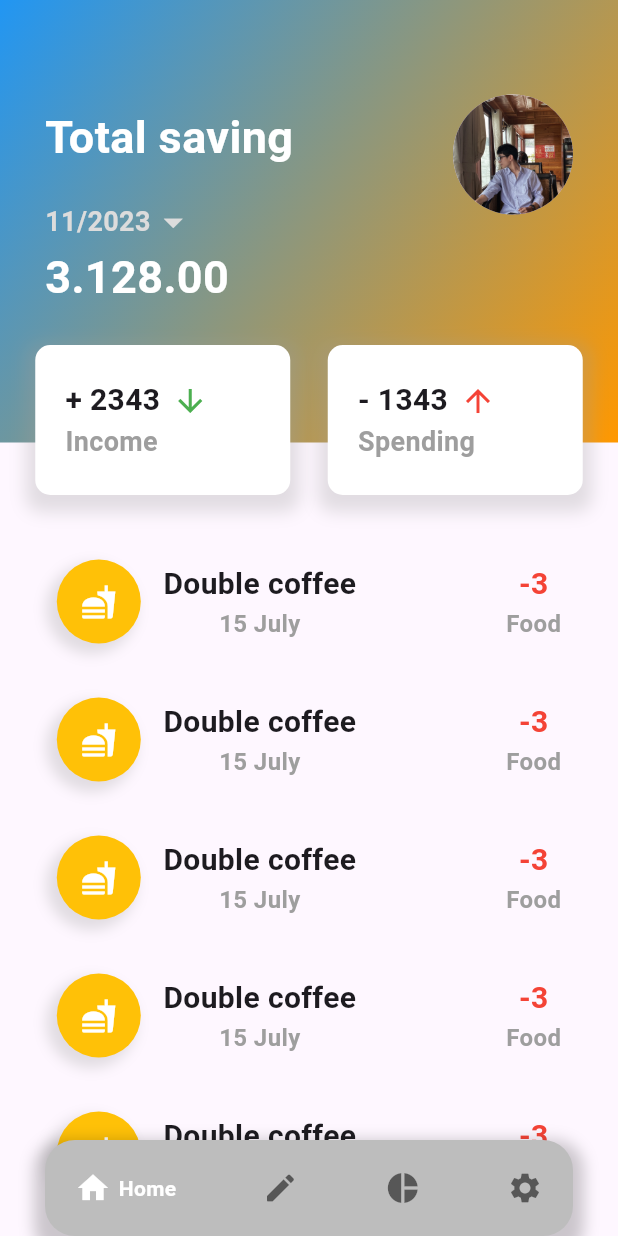
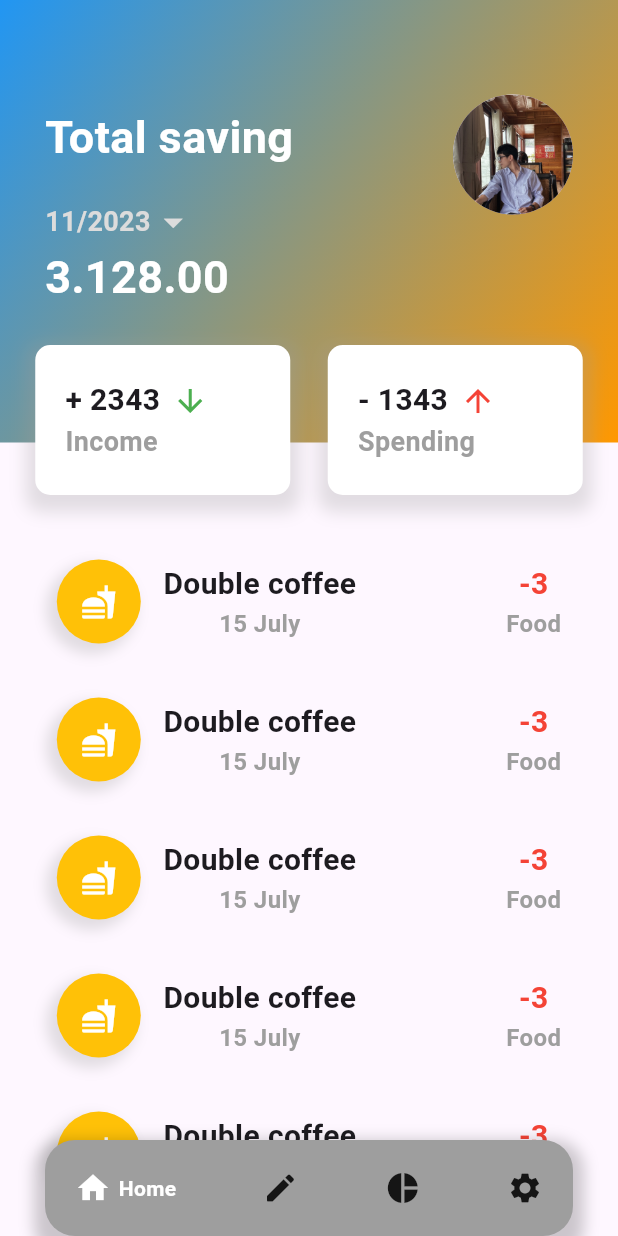
Before and after one commit to buiduccanh10/money_mate, a Flutter app: the screen it shows after launch, on a phone screen of 412 x 824 dp. Run offline on Flutter 3.47's test engine with Material 3 defaults, Android fonts, the light colour scheme and no system bars; drawn by our look-alikes of flutter_slidable, google_nav_bar; our stand-ins replace custom_sliding_segmented_control, emoji_picker_flutter, firebase_core, fluttertoast, rive, syncfusion_flutter_charts and 1 more; accounts and stored records are empty.

Commit message:
ui: update color 	modified:   lib/main.dart

```diff
--- a/lib/main.dart
+++ b/lib/main.dart
@@ -56,7 +56,7 @@ class _MainState extends State<Main> {
                   offset: const Offset(0, 7),
                 ),
               ],
-              color: Colors.grey[400],
+              color: Colors.grey[500],
               // gradient: const LinearGradient(
               //   begin: Alignment.topRight,
               //   end: Alignment.bottomLeft,
@@ -99,23 +99,23 @@ class _MainState extends State<Main> {
                 tabs: const [
                   GButton(
                     icon: Icons.home,
-                    iconColor: Colors.black54,
+                    iconColor: Colors.black87,
                     text: 'Home',
                   ),
                   GButton(
                     icon: Icons.mode_edit_outline_rounded,
                     text: 'Planning',
-                    iconColor: Colors.black54,
+                    iconColor: Colors.black87,
                   ),
                   GButton(
                     icon: Icons.pie_chart,
                     text: 'Chart',
-                    iconColor: Colors.black54,
+                    iconColor: Colors.black87,
                   ),
                   GButton(
                     icon: Icons.settings,
                     text: 'Setting',
-                    iconColor: Colors.black54,
+                    iconColor: Colors.black87,
                   ),
                 ]),
           ),
```
